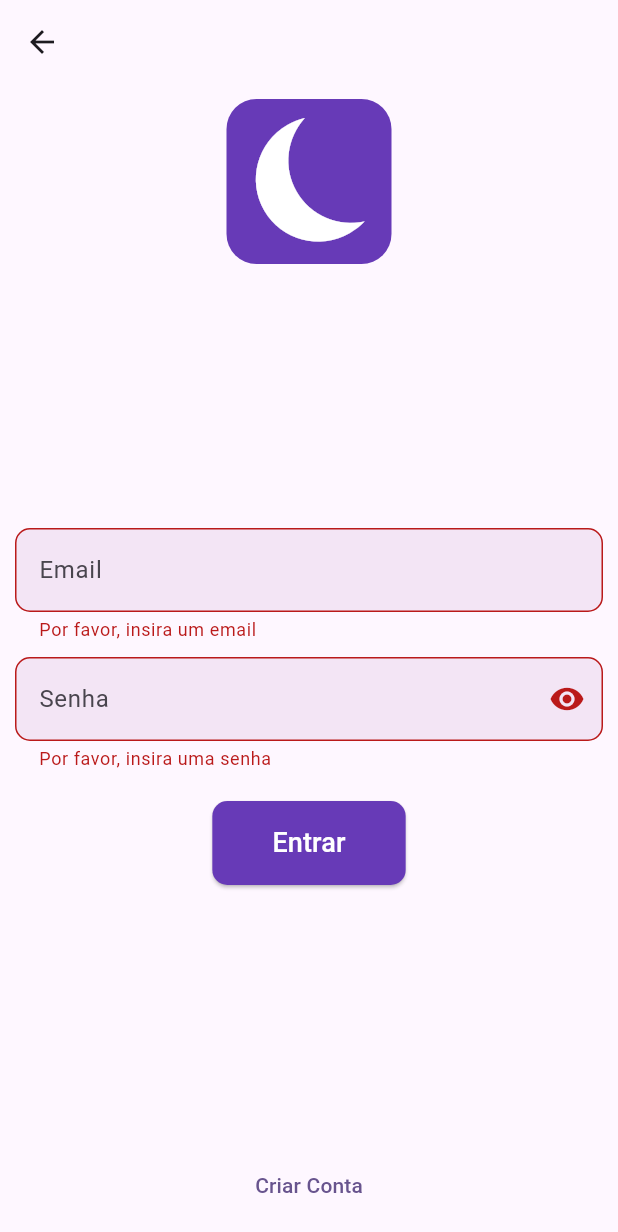
After one commit to rsprenata/Luna, a Flutter app: the LoginPage screen opened by its route, after a tap on "Entrar", on a phone screen of 412 x 824 dp. The commit adds this screen. Shown: the top 1232 px of the screen. Run offline on Flutter 3.47's test engine with Material 3 defaults, Android fonts, the phone set to English and light mode, and no system bars; our stand-ins replace shared_preferences; missing offline and left inert: dart:ffi; accounts and stored records are empty; network calls fail.

Commit message:
Implementar login

```diff
--- a/lib/model/artista.dart
+++ b/lib/model/artista.dart
@@ -9,8 +9,8 @@ class Artista extends Usuario {
   String experiencia;
   int? idade;
 
-  Artista(id, nome, email, senha, endereco, telefone, bairroEndereco, numeroEndereco, cidadeEndereco, this.peso, this.altura, this.experiencia, this.idade) : super(id, nome, email, senha, endereco, telefone, bairroEndereco, numeroEndereco, cidadeEndereco);
-  Artista.novo(nome, email, senha, endereco, telefone, bairroEndereco, numeroEndereco, cidadeEndereco, this.peso, this.altura, this.experiencia, this.idade) : super.novo(nome, email, senha, endereco, telefone, bairroEndereco, numeroEndereco, cidadeEndereco);
+  Artista(id, nome, email, senha, endereco, telefone, bairroEndereco, numeroEndereco, cidadeEndereco, nivel, this.peso, this.altura, this.experiencia, this.idade) : super(id, nome, email, senha, endereco, telefone, bairroEndereco, numeroEndereco, cidadeEndereco, nivel);
+  Artista.novo(nome, email, senha, endereco, telefone, bairroEndereco, numeroEndereco, cidadeEndereco, nivel, this.peso, this.altura, this.experiencia, this.idade) : super.novo(nome, email, senha, endereco, telefone, bairroEndereco, numeroEndereco, cidadeEndereco, nivel);
 
   Map<String, dynamic> toMap() {
     return {
@@ -26,6 +26,7 @@ class Artista extends Usuario {
       'bairroEndereco': bairroEndereco,
       'numeroEndereco': numeroEndereco,
       'cidadeEndereco': cidadeEndereco,
+      'nivel': nivel,
       'idade': idade
     };
   }
@@ -41,6 +42,7 @@ class Artista extends Usuario {
       map['bairroEndereco'],
       map['numeroEndereco'],
       map['cidadeEndereco'],
+      map['nivel'],
       map['peso'],
       map['altura'],
       map['experiencia'],
--- a/lib/model/empresa.dart
+++ b/lib/model/empresa.dart
@@ -5,8 +5,8 @@ import 'package:luna/model/usuario.dart';
 class Empresa extends Usuario{
   String cnpj;
 
-  Empresa(id, nome, email, senha, endereco, telefone, bairroEndereco, numeroEndereco, cidadeEndereco, this.cnpj) : super(id, nome, email, senha, endereco, telefone, bairroEndereco, numeroEndereco, cidadeEndereco);
-  Empresa.novo(id, nome, email, senha, endereco, telefone, bairroEndereco, numeroEndereco, cidadeEndereco, this.cnpj) : super(id, nome, email, senha, endereco, telefone, bairroEndereco, numeroEndereco, cidadeEndereco);
+  Empresa(id, nome, email, senha, endereco, telefone, bairroEndereco, numeroEndereco, cidadeEndereco, nivel, this.cnpj) : super(id, nome, email, senha, endereco, telefone, bairroEndereco, numeroEndereco, cidadeEndereco, nivel);
+  Empresa.novo(id, nome, email, senha, endereco, telefone, bairroEndereco, numeroEndereco, cidadeEndereco, nivel, this.cnpj) : super(id, nome, email, senha, endereco, telefone, bairroEndereco, numeroEndereco, cidadeEndereco, nivel);
 
   Map<String, dynamic> toMap() {
     return {
@@ -25,6 +25,7 @@ class Empresa extends Usuario{
       map['bairroEndereco'],
       map['numeroEndereco'],
       map['cidadeEndereco'],
+      map['nivel'],
       map['cnpj'],
     );
   }
--- a/lib/model/usuario.dart
+++ b/lib/model/usuario.dart
@@ -3,42 +3,45 @@ import 'dart:convert';
 class Usuario {
   int? id;
   String email;
-  String senha;
+  String? senha;
   String endereco;
   String bairroEndereco;
   String numeroEndereco;
   String cidadeEndereco;
   String telefone;
   String nome;
+  int nivel;
 
-  Usuario(this.id, this.nome, this.email, this.senha, this.endereco, this.telefone, this.bairroEndereco, this.numeroEndereco, this.cidadeEndereco);
-  Usuario.novo(this.nome, this.email, this.senha, this.endereco, this.telefone, this.bairroEndereco, this.numeroEndereco, this.cidadeEndereco);
+  Usuario(this.id, this.nome, this.email, this.senha, this.endereco, this.telefone, this.bairroEndereco, this.numeroEndereco, this.cidadeEndereco, this.nivel);
+  Usuario.novo(this.nome, this.email, this.senha, this.endereco, this.telefone, this.bairroEndereco, this.numeroEndereco, this.cidadeEndereco, this.nivel);
 
   Map<String, dynamic> toMap() {
     return {
       'id': id,
-      'login': email,
       'nome': nome,
+      'email': email,
       'senha': senha,
       'endereco': endereco,
       'telefone': telefone,
       'bairroEndereco': bairroEndereco,
       'numeroEndereco': numeroEndereco,
-      'cidadeEndereco': cidadeEndereco
+      'cidadeEndereco': cidadeEndereco,
+      'nivel': nivel
     };
   }
 
   static Usuario fromMap(Map<String, dynamic> map) {
     return Usuario(
       map['id'],
+      map['nome'],
       map['email'],
-      map['nome'],
       map['senha'],
       map['endereco'],
       map['telefone'],
       map['bairroEndereco'],
       map['numeroEndereco'],
       map['cidadeEndereco'],
+      map['nivel'],
     );
   }
 
--- a/lib/repositories/usuario_repository.dart
+++ b/lib/repositories/usuario_repository.dart
@@ -6,6 +6,11 @@ class UsuarioRepository {
   final UsuarioRest api = UsuarioRest();
   Future<Usuario> buscar(int id) async {
     return await api.buscar(id);
+  }
+
+
+  Future<Usuario?> login(String email, String senha) async {
+    return await api.login(email, senha);
   }
 /*
   Future<Usuario?> buscarPorCpf(String cpf) async {
--- a/lib/routes/routes.dart
+++ b/lib/routes/routes.dart
@@ -1,4 +1,5 @@
 import 'package:luna/main.dart';
+import 'package:luna/view/login.dart';
 import 'package:luna/view/perfil/inserir_perfil_artista.dart';
 import 'package:luna/view/perfil/inserir_perfil_empresa.dart';
 import 'package:luna/view/perfil/listar_candidaturas_artista.dart';
@@ -10,6 +11,8 @@ import 'package:luna/view/vaga/visualizar_vaga.dart';
 
 class Routes {
 static const String home = MyHomePage.routeName;
+
+static const String login = LoginPage.routeName;
 /*static const String clienteList = ListarClientesPage.routeName;
 static const String clienteInsert = InserirClientePage.routeName;*/
 static const String usuarioEdit = EditarUsuarioArtistaPage.routeName;
--- /dev/null
+++ b/lib/view/login.dart
@@ -0,0 +1,203 @@
+import 'package:flutter/material.dart';
+import 'package:luna/helper/error.dart';
+import 'package:luna/model/usuario.dart';
+import 'package:luna/provider/auth_provider.dart';
+import 'package:luna/repositories/usuario_repository.dart';
+import 'package:luna/rest/usuario_rest.dart';
+import 'package:luna/routes/routes.dart';
+import 'package:provider/provider.dart';
+
+class LoginPage extends StatefulWidget {
+  static const String routeName = '/login';
+
+  const LoginPage({super.key});
+
+  @override
+  State<StatefulWidget> createState() => _LoginPageState();
+}
+
+class _LoginPageState extends State<LoginPage> {
+  bool _obscurePassword = true;
+  bool _isLoading = false;
+
+  final _formKey = GlobalKey<FormState>();
+  final _emailController = TextEditingController();
+  final _senhaController = TextEditingController();
+
+  void _login() async {
+    setState(() {
+      _isLoading = true;
+    });
+
+    try {
+      UsuarioRepository usuarioRepository = UsuarioRepository();
+
+      Usuario? usuario = await usuarioRepository.login(
+          _emailController.text, _senhaController.text);
+
+      if (usuario == null) {
+        ScaffoldMessenger.of(context).showSnackBar(const SnackBar(
+            content:
+                Text("Usuário não encontrado. Verifique seu email e senha.")));
+        return;
+      }
+
+      final authProvider = Provider.of<AuthProvider>(context, listen: false);
+      authProvider.login(usuario);
+
+      ScaffoldMessenger.of(context)
+          .showSnackBar(const SnackBar(content: Text('Logado com sucesso.')));
+
+      Navigator.pushReplacementNamed(context, Routes.home);
+    } catch (exception) {
+      ScaffoldMessenger.of(context)
+          .showSnackBar(SnackBar(content: Text(exception.toString())));
+    } finally {
+      setState(() {
+        _isLoading = false;
+      });
+    }
+  }
+
+  @override
+  Widget build(BuildContext context) {
+    return Scaffold(
+      appBar: AppBar(),
+      body: Form(
+          key: _formKey,
+          child: Center(
+            child: Padding(
+              padding: const EdgeInsets.all(10.0),
+              child: Column(
+                mainAxisAlignment: MainAxisAlignment.spaceBetween,
+                children: [
+                  Container(
+                    padding: const EdgeInsets.all(5),
+                    decoration: BoxDecoration(
+                      color: Colors.deepPurple,
+                      borderRadius: BorderRadius.circular(20),
+                    ),
+                    child: Transform(
+                      transform: Matrix4.identity()
+                        ..rotateZ(-30 * (3.14159265359 / 180))
+                        ..translate(-40.0, 20.0),
+                      child: const Icon(
+                        Icons.nightlight_round_outlined,
+                        size: 100,
+                        color: Colors.white,
+                      ),
+                    ),
+                  ),
+                  const SizedBox(height: 20),
+                  Column(
+                      mainAxisAlignment: MainAxisAlignment.spaceBetween,
+                      children: [
+                        TextFormField(
+                          controller: _emailController,
+                          decoration: InputDecoration(
+                            hintText: 'Email',
+                            filled: true,
+                            fillColor: Colors.purple[50],
+                            border: OutlineInputBorder(
+                              borderRadius: BorderRadius.circular(10),
+                            ),
+                          ),
+                          keyboardType: TextInputType.emailAddress,
+                          validator: (value) {
+                            if (value == null || value.isEmpty) {
+                              return 'Por favor, insira um email';
+                            }
+
+                            return null;
+                          },
+                        ),
+                        const SizedBox(height: 10),
+                        TextFormField(
+                          controller: _senhaController,
+                          obscureText: _obscurePassword,
+                          decoration: InputDecoration(
+                            hintText: 'Senha',
+                            filled: true,
+                            fillColor: Colors.purple[50],
+                            border: OutlineInputBorder(
+                              borderRadius: BorderRadius.circular(10),
+                            ),
+                            suffixIcon: IconButton(
+                              icon: Icon(
+                                _obscurePassword
+                                    ? Icons.visibility
+                                    : Icons.visibility_off,
+                              ),
+                              onPressed: () {
+                                setState(() {
+                                  _obscurePassword = !_obscurePassword;
+                                });
+                              },
+                            ),
+                          ),
+                          validator: (value) {
+                            if (value == null || value.isEmpty) {
+                              return 'Por favor, insira uma senha';
+                            }
+
+                            return null;
+                          },
+                        ),
+                        const SizedBox(height: 20),
+                        ElevatedButton(
+                          onPressed: _isLoading
+                              ? null
+                              : () {
+                                  if (!_formKey.currentState!.validate()) {
+                                    return;
+                                  }
+                                  _login();
+                                },
+                          style: ElevatedButton.styleFrom(
+                            backgroundColor: Colors.deepPurple,
+                            foregroundColor: Colors.white,
+                            padding: const EdgeInsets.symmetric(
+                                horizontal: 40, vertical: 15),
+                            shape: RoundedRectangleBorder(
+                              borderRadius: BorderRadius.circular(10),
+                            ),
+                          ),
+                          child:
+                              _isLoading // Mostra indicador de progresso se carregando
+                                  ? const SizedBox(
+                                      height: 20,
+                                      width: 20,
+                                      child: CircularProgressIndicator(
+                                        strokeWidth: 2,
+                                      ),
+                                    )
+                                  : const Text(
+                                      'Entrar',
+                                      style: TextStyle(fontSize: 18),
+                                    ),
+                        ),
+                      ]),
+                  const SizedBox(height: 20),
+                  TextButton(
+                    onPressed: () {
+                      // Ação ao clicar no botão
+                    },
+                    child: const Text(
+                      'Criar Conta',
+                      style: TextStyle(fontSize: 14),
+                    ),
+                  ),
+                ],
+              ),
+            ),
+          )),
+    );
+  }
+
+  @override
+  void dispose() {
+    _emailController.dispose();
+    _senhaController.dispose();
+    super.dispose();
+  }
+}
--- a/lib/view/perfil/inserir_perfil_artista.dart
+++ b/lib/view/perfil/inserir_perfil_artista.dart
@@ -55,7 +55,7 @@ class _EditarUsuarioArtistaPageState extends State<EditarUsuarioArtistaPage> {
 
   void _salvar() async {
     Artista _artista = Artista.novo(_nomeController.text, _emailController.text, _senhaController.text, _enderecoController.text,_telefoneController.text,
-     _bairroController.text, _numeroController.text, _cidadeController.text, _pesoController.text, _alturaController.text, _experienciaController.text, int.parse(_idadeController.text));
+     _bairroController.text, _numeroController.text, _cidadeController.text, 1, _pesoController.text, _alturaController.text, _experienciaController.text, int.parse(_idadeController.text));
 
     try {
       ArtistaRepository repository = ArtistaRepository();
--- a/lib/view/perfil/manter_perfil_artista.dart
+++ b/lib/view/perfil/manter_perfil_artista.dart
@@ -67,7 +67,7 @@ class _VerUsuarioArtistaPageState extends State<VerUsuarioArtistaPage> {
       _emailController.text = _artista.email;
       _telefoneController.text = _artista.telefone;
       _experienciaController.text = _artista.experiencia;
-      _senhaController.text = _artista.senha;
+      _senhaController.text = _artista.senha!;
       _alturaController.text = _artista.altura;
       _idadeController.text = _artista.idade != null ? _artista.idade.toString() : "";
 
@@ -79,7 +79,7 @@ class _VerUsuarioArtistaPageState extends State<VerUsuarioArtistaPage> {
 
   void _salvar() async {
     _artista = Artista.novo(_nomeController.text, _emailController.text, _senhaController.text, _enderecoController.text,_telefoneController.text,
-    _bairroController.text, _numeroController.text, _cidadeController.text, _pesoController.text, _alturaController.text, _experienciaController.text, int.parse(_idadeController.text));
+    _bairroController.text, _numeroController.text, _cidadeController.text, 1, _pesoController.text, _alturaController.text, _experienciaController.text, int.parse(_idadeController.text));
 
     try {
       ArtistaRepository repository = ArtistaRepository();
--- a/lib/view/vaga/visualizar_vaga.dart
+++ b/lib/view/vaga/visualizar_vaga.dart
@@ -32,7 +32,7 @@ class _VisualizarVagaPageState extends State<VisualizarVagaPage> {
 
   int? _id;
   int _artistaId = 10;
-  Artista _artista = Artista(10, "nome", "email", "senha", "endereco", "telefone", "bairroEndereco", "numeroEndereco", "cidadeEndereco", "peso", "altura", "experiencia", 12);
+  Artista _artista = Artista(10, "nome", "email", "senha", "endereco", "telefone", "bairroEndereco", "numeroEndereco", "cidadeEndereco", 1, "peso", "altura", "experiencia", 12);
   late Vaga _vaga;
   late Candidatura _candidatura;
   @override
--- a/pubspec.yaml
+++ b/pubspec.yaml
@@ -37,6 +37,8 @@ dependencies:
   # The following adds the Cupertino Icons font to your application.
   # Use with the CupertinoIcons class for iOS style icons.
   cupertino_icons: ^1.0.2
+  provider: ^6.1.2
+  shared_preferences: ^2.3.2
 
 dev_dependencies:
   flutter_test:
```
Also changed, not shown: lib/main.dart (+26 -7 lines), lib/provider/auth_provider.dart (added, +43 -0 lines), lib/rest/usuario_rest.dart (+23 -0 lines), lib/widgets/drawer.dart (+42 -21 lines), pubspec.lock.
